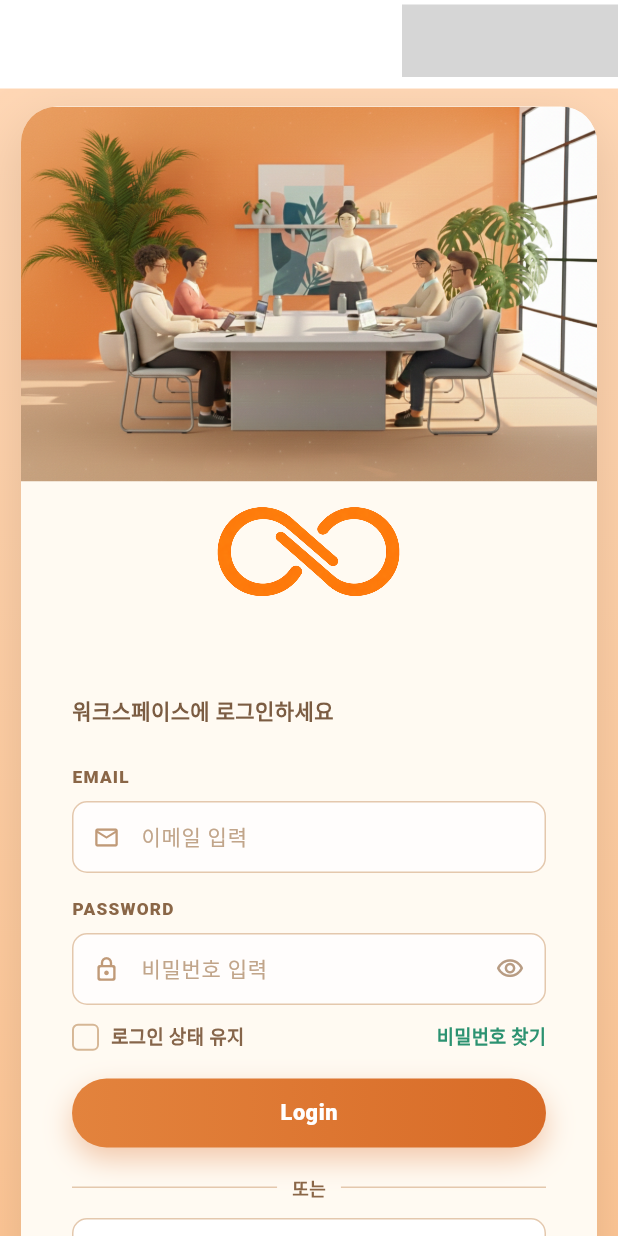
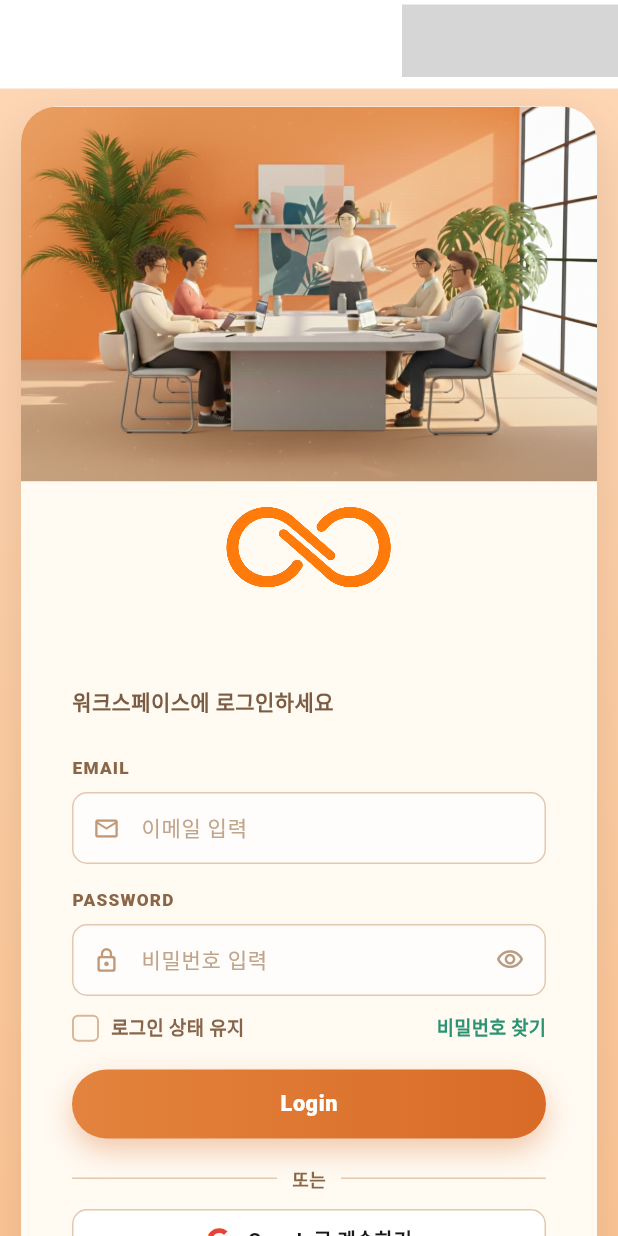
Before and after one commit to boyoung9020/DORA, a Flutter app: the screen it shows after launch, on a phone screen of 412 x 824 dp. Run offline on Flutter 3.47's test engine with Material 3 defaults, Android fonts, the phone set to English and light mode, and no system bars; our stand-ins replace file_picker, flutter_markdown, flutter_svg, image_picker, shared_preferences; missing offline and left inert: bitsdojo_window, dart:html, desktop_drop, kakao_flutter_sdk_user; accounts and stored records are empty; network calls fail; grey boxes are pictures that could not be loaded.

Commit message:
Update main, kanban, login, task_detail screens; pubspec; add logo.mp4
Co-authored-by: Cursor <cursoragent@cursor.com>

```diff
--- a/lib/main.dart
+++ b/lib/main.dart
@@ -41,7 +41,6 @@ TextTheme _buildAppTextTheme(TextTheme base) {
 
 void main() async {
   WidgetsFlutterBinding.ensureInitialized();
-
   const kakaoNativeAppKey = String.fromEnvironment('KAKAO_NATIVE_APP_KEY');
   const kakaoJavascriptAppKey = String.fromEnvironment('KAKAO_JAVASCRIPT_APP_KEY');
   if (kakaoNativeAppKey.isNotEmpty || kakaoJavascriptAppKey.isNotEmpty) {
--- a/lib/screens/login_screen.dart
+++ b/lib/screens/login_screen.dart
@@ -329,12 +329,11 @@ class _LoginScreenState extends State<LoginScreen> {
   }
 
   Widget _buildImagePanel() {
-    return Stack(
-      fit: StackFit.expand,
-      children: [
-        Image.asset(
+    return SizedBox.expand(
+      child: Image.asset(
         _heroImageAsset,
         fit: BoxFit.cover,
+        alignment: Alignment.center,
         errorBuilder: (context, error, stackTrace) {
           return Container(
             color: const Color(0xFFF3DECA),
@@ -350,7 +349,6 @@ class _LoginScreenState extends State<LoginScreen> {
           );
         },
       ),
-      ],
     );
   }
 
@@ -369,8 +367,8 @@ class _LoginScreenState extends State<LoginScreen> {
               mainAxisAlignment: MainAxisAlignment.center,
               children: [
                 SizedBox(
-                  width: 124,
-                  height: 62,
+                  width: 112,
+                  height: 56,
                   child: Image.asset(
                     _brandLogoAsset,
                     fit: BoxFit.contain,
```
Also changed, not shown: lib/screens/kanban_screen.dart (+7 -9 lines), lib/screens/task_detail_screen.dart (+48 -13 lines), 2 other files. Lines whose indentation alone changed are shown as unchanged.
